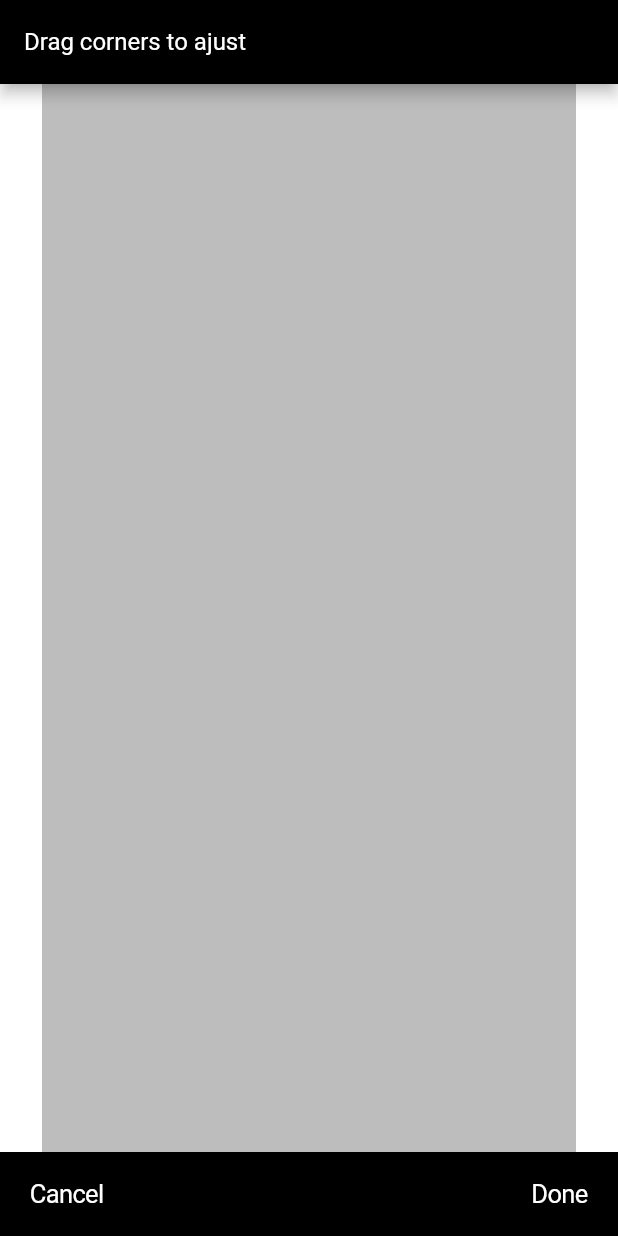
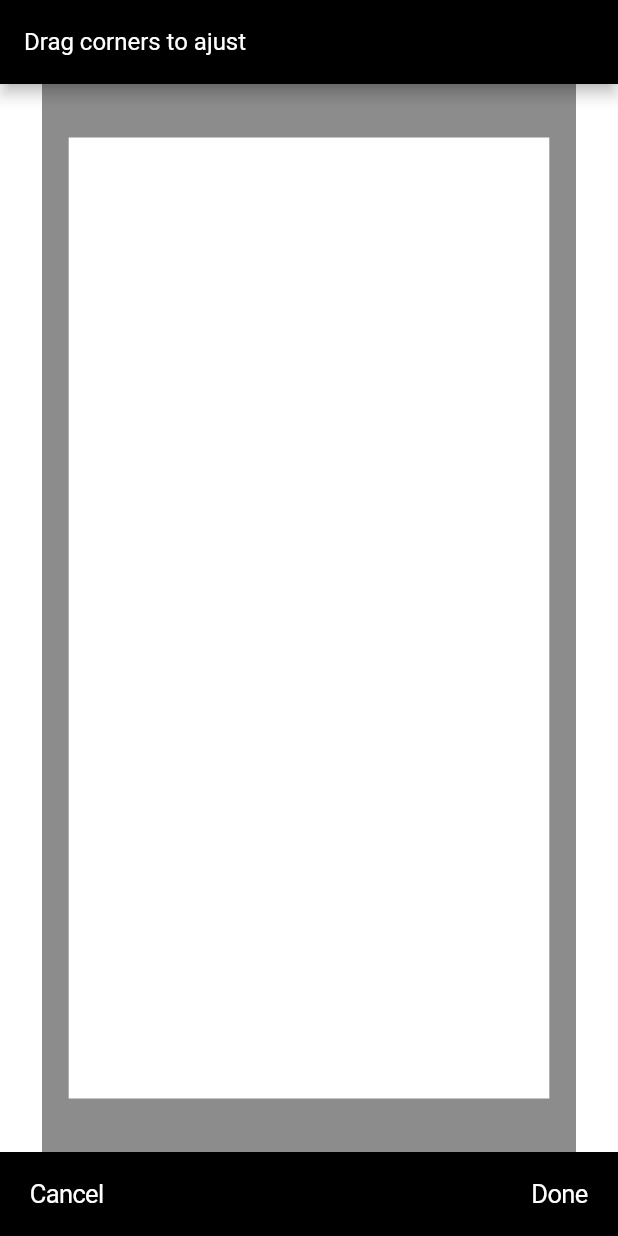
Before and after one commit to odam1/document_scanner_flutter, a Flutter app: the DocumentScannerCropView screen opened directly with empty values, on a phone screen of 412 x 824 dp. Run offline on Flutter 3.47's test engine with Material 2 defaults, Android fonts, the phone set to English and light mode, and no system bars; our stand-ins replace photo_view.

Commit message:
Adding cropper

```diff
--- a/lib/src/document_scanner_models.dart
+++ b/lib/src/document_scanner_models.dart
@@ -74,6 +74,16 @@ class DocumentCropCorners {
     required this.bottomLeft,
     required this.bottomRight,
   });
+  factory DocumentCropCorners.initFromSize(Size size) {
+    final dw = size.width * 0.05;
+    final dh = size.height * 0.05;
+    return DocumentCropCorners(
+      topLeft: Point(dw, dh),
+      topRight: Point(size.width - dw, dh),
+      bottomRight: Point(size.width - dw, size.height - dh),
+      bottomLeft: Point(dw, size.height - dh),
+    );
+  }
   static DocumentCropCorners? fromList(List<Point<double>>? corners) {
     if (corners == null || corners.length != 4) {
       return null;
@@ -92,17 +102,22 @@ class DocumentCropCorners {
         bottomLeft,
         bottomRight,
       ];
-  void rearrange() {
+  DocumentCropCorners rearrange() {
     final points = [topLeft, topRight, bottomRight, bottomLeft];
     points.sort((p1, p2) => p1.y.compareTo(p2.y));
 
     final topPoints = points.sublist(0, 2)..sort((p1, p2) => p1.x.compareTo(p2.x));
-    final bottomPoints = points.sublist(3)..sort((p1, p2) => p1.x.compareTo(p2.x));
+    final bottomPoints = points.sublist(2)..sort((p1, p2) => p1.x.compareTo(p2.x));
 
     topLeft = topPoints[0];
     topRight = topPoints[1];
     bottomRight = bottomPoints[1];
     bottomLeft = bottomPoints[0];
+    return this;
+  }
+
+  bool isWithinSize(Size size) {
+    return this.toList().every((e) => e.x <= size.width && e.y <= size.height);
   }
 }
 
--- a/lib/views/document_scanner_crop_view.dart
+++ b/lib/views/document_scanner_crop_view.dart
@@ -134,17 +134,61 @@ class _DocumentCropCornersView extends StatefulWidget {
 }
 
 class __DocumentCropCornersViewState extends State<_DocumentCropCornersView> {
+  ///
+  late final DocumentCropCorners corners;
+
+  @override
+  void initState() {
+    super.initState();
+    if (widget.corners?.isWithinSize(widget.size) == true) {
+      this.corners = widget.corners!;
+    } else {
+      this.corners = DocumentCropCorners.initFromSize(widget.size);
+    }
+  }
+
   @override
   Widget build(BuildContext context) {
-    return LayoutBuilder(
-      builder: (context, constraints) {
-        final size = constraints.biggest;
-        print(widget.size);
-        print(size);
-        return Container(
-          color: Colors.black26,
-        );
-      },
+    return Stack(
+      children: [
+        // clip cover
+        IgnorePointer(
+          ignoring: true,
+          child: ClipPath(
+            clipper: _CropAreaClipper(corners),
+            child: Container(
+              color: Colors.black45,
+            ),
+          ),
+        ),
+      ],
     );
   }
 }
+
+///
+class _CropAreaClipper extends CustomClipper<Path> {
+  final DocumentCropCorners corners;
+
+  _CropAreaClipper(this.corners);
+
+  @override
+  Path getClip(Size size) {
+    this.corners.rearrange();
+
+    final path = Path();
+    path.moveTo(corners.topLeft.x, corners.topLeft.y);
+    path.lineTo(corners.topRight.x, corners.topRight.y);
+    path.lineTo(corners.bottomRight.x, corners.bottomRight.y);
+    path.lineTo(corners.bottomLeft.x, corners.bottomLeft.y);
+    path.close();
+
+    return Path()
+      ..addPath(path, Offset.zero)
+      ..addRect(Rect.fromLTWH(0, 0, size.width, size.height))
+      ..fillType = PathFillType.evenOdd;
+  }
+
+  @override
+  bool shouldReclip(covariant CustomClipper<Path> oldClipper) => true;
+}
```
